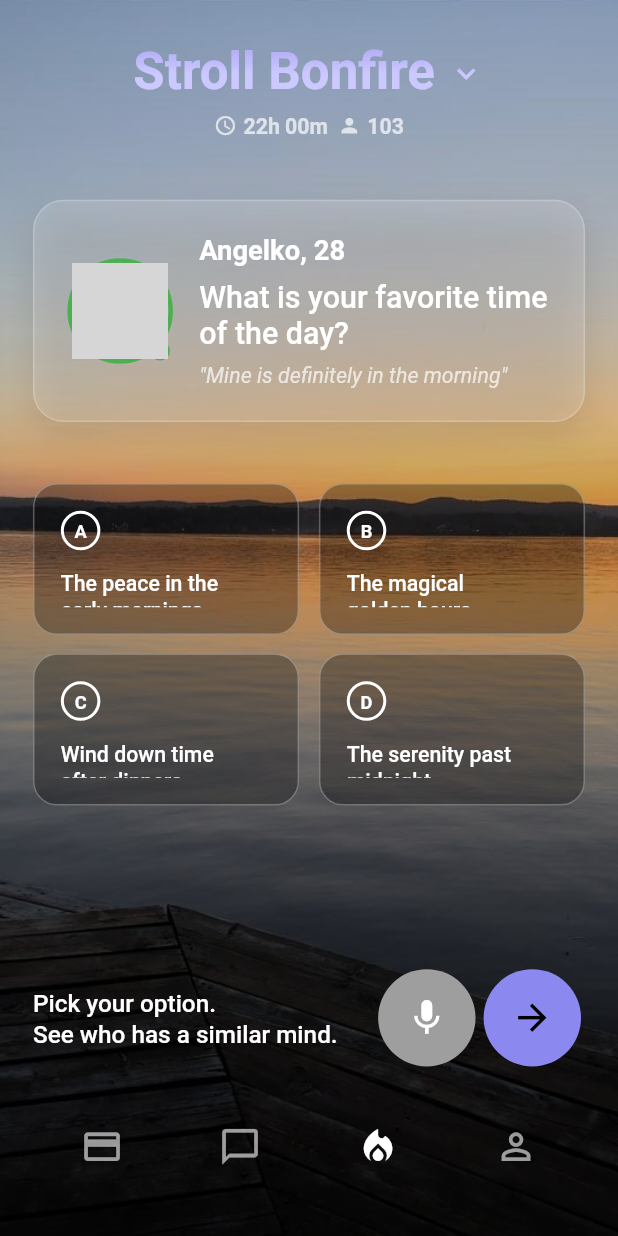
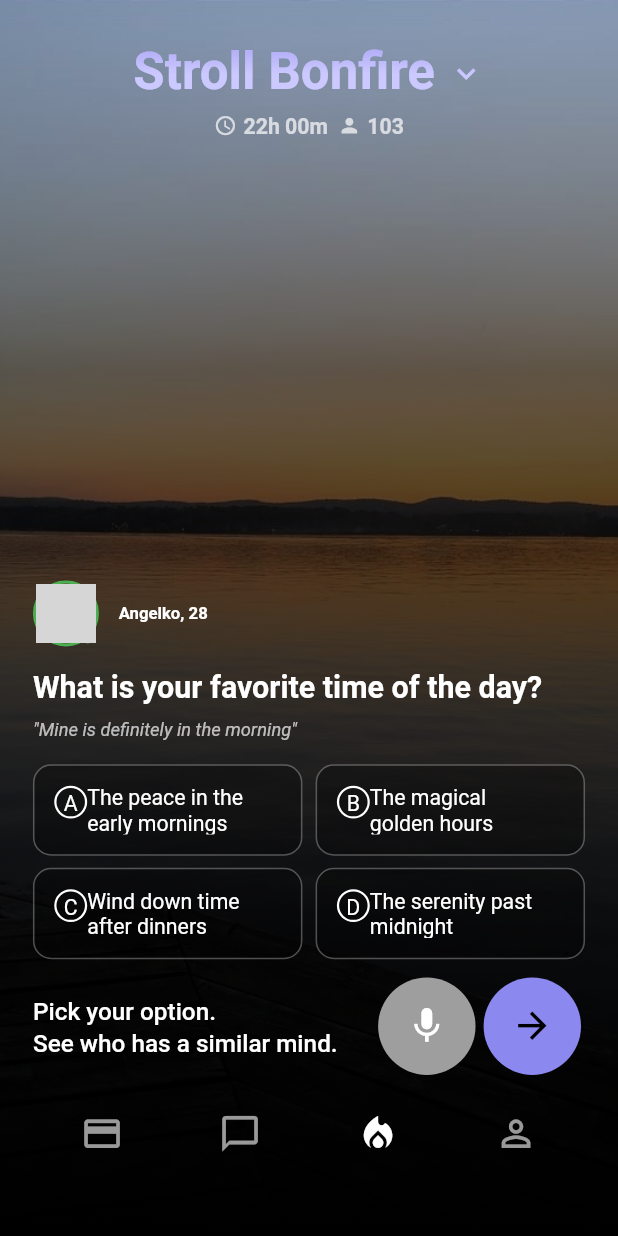
Before and after one commit to EMEDAT/stroll, a Flutter app: the screen it shows after launch, on a phone screen of 412 x 824 dp. Run offline on Flutter 3.47's test engine with Material 3 defaults, Android fonts, the light colour scheme and no system bars; our stand-ins replace equatable, flutter_bloc, flutter_screenutil, flutter_svg; Roboto replaces fonts that are missing (Proxima Nova); grey boxes are pictures that could not be loaded.

Commit message:
Refactor StrollBonfirePage layout for improved content organization; adjust gradient opacity and spacing for better visual appeal; update OptionCard dimensions for consistency

```diff
--- a/stroll_bonfire/lib/features/stroll/presentation/pages/stroll_bonfire_page.dart
+++ b/stroll_bonfire/lib/features/stroll/presentation/pages/stroll_bonfire_page.dart
@@ -7,10 +7,10 @@ import '../../../../core/utils/responsive_utils.dart';
 import '../cubit/stroll_cubit.dart';
 import '../cubit/stroll_state.dart';
 import '../widgets/stroll_header.dart';
-import '../widgets/profile_card.dart';
 import '../widgets/action_buttons.dart';
 import '../widgets/bottom_navigation.dart';
 import '../../domain/entities/question.dart';
+import '../../domain/entities/user.dart';
 
 /// Stroll Bonfire Page - Main screen for the stroll feature
 class StrollBonfirePage extends StatelessWidget {
@@ -34,11 +34,11 @@ class StrollBonfirePage extends StatelessWidget {
             gradient: LinearGradient(
               begin: Alignment.topCenter,
               end: Alignment.bottomCenter,
-              stops: const [0.0, 0.6, 1.0],
+              stops: const [0.0, 0.3, 1.0],
               colors: [
                 Colors.transparent,
-                Colors.black.withValues(alpha: 0.3),
-                Colors.black.withValues(alpha: 0.8),
+                Colors.black.withValues(alpha: 0.6),
+                Colors.black.withValues(alpha: 1.0), // Complete black coverage
               ],
             ),
           ),
@@ -77,28 +77,135 @@ class StrollBonfirePage extends StatelessWidget {
   }
 
   Widget _buildLoadedContent(BuildContext context, StrollLoaded state) {
-    return Padding(
+    return Column(
+      children: [
+        // Top section with header
+        Expanded(
+          flex: 45, // Reduced from 60% to 45%
+          child: Padding(
             padding: ResponsiveUtils.defaultScreenPadding,
             child: Column(
               children: [
                 SizedBox(height: 16.h),
                 const StrollHeader(),
-          SizedBox(height: 40.h),
-          ProfileCard(
-            user: state.currentUser,
-            question: state.currentQuestion,
-          ),
-          SizedBox(height: 40.h),
-          // Just the options grid without text
-          _buildOptionsGrid(context, state),
                 const Spacer(),
-          // Text and action buttons together at bottom
-          _buildBottomSection(context, state),
-          SizedBox(height: 30.h),
-          const BottomNavigation(),
-          SizedBox(height: 20.h),
               ],
             ),
+          ),
+        ),
+        // Bottom section with content - MOVED UP!
+        Expanded(
+          flex: 55, // Increased from 40% to 55%
+          child: Padding(
+            padding: ResponsiveUtils.defaultScreenPadding,
+            child: Column(
+              crossAxisAlignment: CrossAxisAlignment.start,
+              children: [
+                _buildProfileSection(state.currentUser, state.currentQuestion),
+                SizedBox(height: 16.h), // Reduced spacing
+                _buildOptionsGrid(context, state),
+                SizedBox(height: 12.h), // Add small gap before bottom section
+                _buildBottomSection(context, state),
+                SizedBox(height: 16.h), // Reduced spacing
+                const BottomNavigation(),
+                SizedBox(height: 16.h), // Reduced bottom padding
+              ],
+            ),
+          ),
+        ),
+      ],
+    );
+  }
+
+  Widget _buildProfileSection(User user, Question question) {
+    return Column(
+      crossAxisAlignment: CrossAxisAlignment.start,
+      children: [
+        // Profile image and name
+        Row(
+          children: [
+            _buildProfileImage(user),
+            SizedBox(width: 12.w), // Reduced spacing
+            Text(
+              '${user.name}, ${user.age}',
+              style: TextStyle(
+                fontSize: 11.sp, // Reduced from 24
+                fontWeight: FontWeight.w700,
+                color: AppColors.white,
+              ),
+            ),
+          ],
+        ),
+        SizedBox(height: 16.h), // Reduced from 20
+        // Question text
+        Text(
+          question.text,
+          style: TextStyle(
+            fontSize: 20.sp, // Reduced from 32
+            fontWeight: FontWeight.w700,
+            color: AppColors.white,
+            height: 1.1, // Tighter line height
+          ),
+        ),
+        SizedBox(height: 8.h), // Reduced from 12
+        // Author answer
+        Text(
+          '"${question.authorAnswer}"',
+          style: TextStyle(
+            fontSize: 12.sp, // Reduced from 16
+            fontWeight: FontWeight.w400,
+            color: AppColors.white70,
+            fontStyle: FontStyle.italic,
+          ),
+        ),
+      ],
+    );
+  }
+
+  Widget _buildProfileImage(User user) {
+    return Stack(
+      children: [
+        Container(
+          width: 40.w, // Reduced from 60
+          height: 40.w, // Reduced from 60
+          decoration: BoxDecoration(
+            shape: BoxShape.circle,
+            border: Border.all(
+              color: user.isOnline ? AppColors.onlineGreen : AppColors.white40,
+              width: 2, // Reduced from 3
+            ),
+          ),
+          child: ClipOval(
+            child: Image.asset(
+              'assets/images/profileImage.jpg',
+              fit: BoxFit.cover,
+              errorBuilder: (context, error, stackTrace) {
+                return Container(
+                  color: AppColors.white20,
+                  child: Icon(
+                    Icons.person,
+                    color: AppColors.white,
+                    size: 24.sp, // Reduced from 32
+                  ),
+                );
+              },
+            ),
+          ),
+        ),
+        if (user.isOnline)
+          Positioned(
+            bottom: 2,
+            right: 2,
+            child: Container(
+              width: 10.w, // Reduced from 12
+              height: 10.w, // Reduced from 12
+              decoration: const BoxDecoration(
+                color: AppColors.onlineGreen,
+                shape: BoxShape.circle,
+              ),
+            ),
+          ),
+      ],
     );
   }
 
@@ -117,7 +224,7 @@ class StrollBonfirePage extends StatelessWidget {
                 () => context.read<StrollCubit>().selectOption(0),
               ),
             ),
-            SizedBox(width: 12.w),
+            SizedBox(width: 8.w), // Reduced spacing
             Expanded(
               child: _buildOptionCard(
                 context,
@@ -130,7 +237,7 @@ class StrollBonfirePage extends StatelessWidget {
             ),
           ],
         ),
-        SizedBox(height: 12.h),
+        SizedBox(height: 8.h), // Reduced spacing
         Row(
           children: [
             Expanded(
@@ -143,7 +250,7 @@ class StrollBonfirePage extends StatelessWidget {
                 () => context.read<StrollCubit>().selectOption(2),
               ),
             ),
-            SizedBox(width: 12.w),
+            SizedBox(width: 8.w), // Reduced spacing
             Expanded(
               child: _buildOptionCard(
                 context,
@@ -166,53 +273,49 @@ class StrollBonfirePage extends StatelessWidget {
       child: AnimatedContainer(
         duration: const Duration(milliseconds: 200),
         curve: Curves.easeInOut,
-        height: 100.h, // Fixed height to prevent flex issues
-        padding: EdgeInsets.all(16.w),
+        height: 60.h, // Reduced from 100
+        padding: EdgeInsets.all(12.w), // Reduced padding
         decoration: BoxDecoration(
           color: isSelected
               ? Colors.blue.withValues(alpha: 0.3)
               : Colors.black.withValues(alpha: 0.3),
-          borderRadius: BorderRadius.circular(16.r),
+          borderRadius: BorderRadius.circular(12.r), // Smaller radius
           border: Border.all(
             color: isSelected ? Colors.blue : Colors.white.withValues(alpha: 0.3),
             width: isSelected ? 2 : 1,
           ),
         ),
-        child: Column(
+        child: Row(
           crossAxisAlignment: CrossAxisAlignment.start,
-          mainAxisSize: MainAxisSize.min, // Prevent flex issues
-          children: [
-            Row(
+          mainAxisSize: MainAxisSize.min,
           children: [
             Container(
-                  width: 24.w,
-                  height: 24.w,
+              width: 20.w, // Reduced from 24
+              height: 20.w, // Reduced from 24
               decoration: BoxDecoration(
                 shape: BoxShape.circle,
-                    border: Border.all(color: AppColors.white, width: 2),
+                border: Border.all(color: AppColors.white, width: 1.5), // Thinner border
               ),
               child: Center(
                 child: Text(
                   label,
                   style: TextStyle(
                     color: AppColors.white,
-                        fontSize: 12.sp,
-                        fontWeight: FontWeight.w600,
+                    fontSize: 14.sp, // Reduced from 12
+                    fontWeight: FontWeight.w400,
                   ),
                 ),
               ),
             ),
-              ],
-            ),
-            SizedBox(height: 12.h),
+            SizedBox(height: 8.h), // Reduced spacing
             Expanded(
               child: Text(
                 questionOption.text,
                 style: TextStyle(
                   color: AppColors.white,
-                  fontSize: 14.sp,
-                  fontWeight: FontWeight.w500,
-                  height: 1.3,
+                  fontSize: 14.sp, // Reduced from 14
+                  fontWeight: FontWeight.w400,
+                  height: 1.2, // Tighter line height
                 ),
                 maxLines: 2,
                 overflow: TextOverflow.ellipsis,
--- a/stroll_bonfire/lib/features/stroll/presentation/widgets/options_section.dart
+++ b/stroll_bonfire/lib/features/stroll/presentation/widgets/options_section.dart
@@ -119,8 +119,8 @@ class OptionCard extends StatelessWidget {
             Row(
               children: [
                 Container(
-                  width: 24.w,
-                  height: 24.w,
+                  width: 20.w,
+                  height: 20.w,
                   decoration: BoxDecoration(
                     shape: BoxShape.circle,
                     border: Border.all(color: AppColors.white, width: 2),
```
Lines whose indentation alone changed are shown as unchanged.
